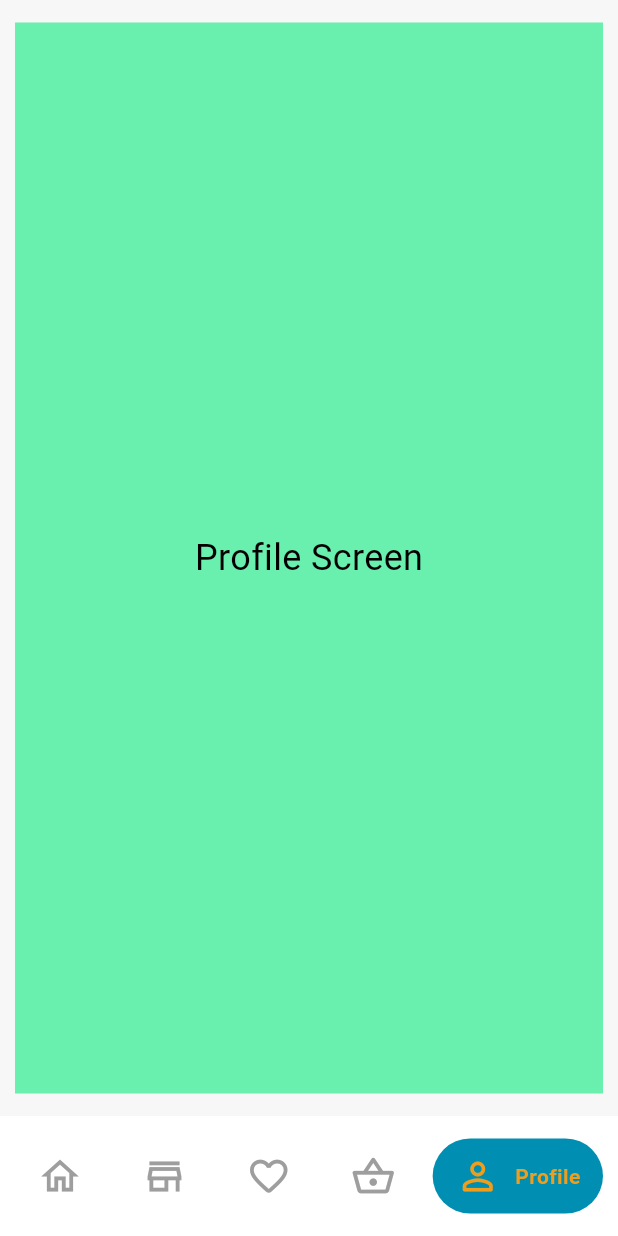
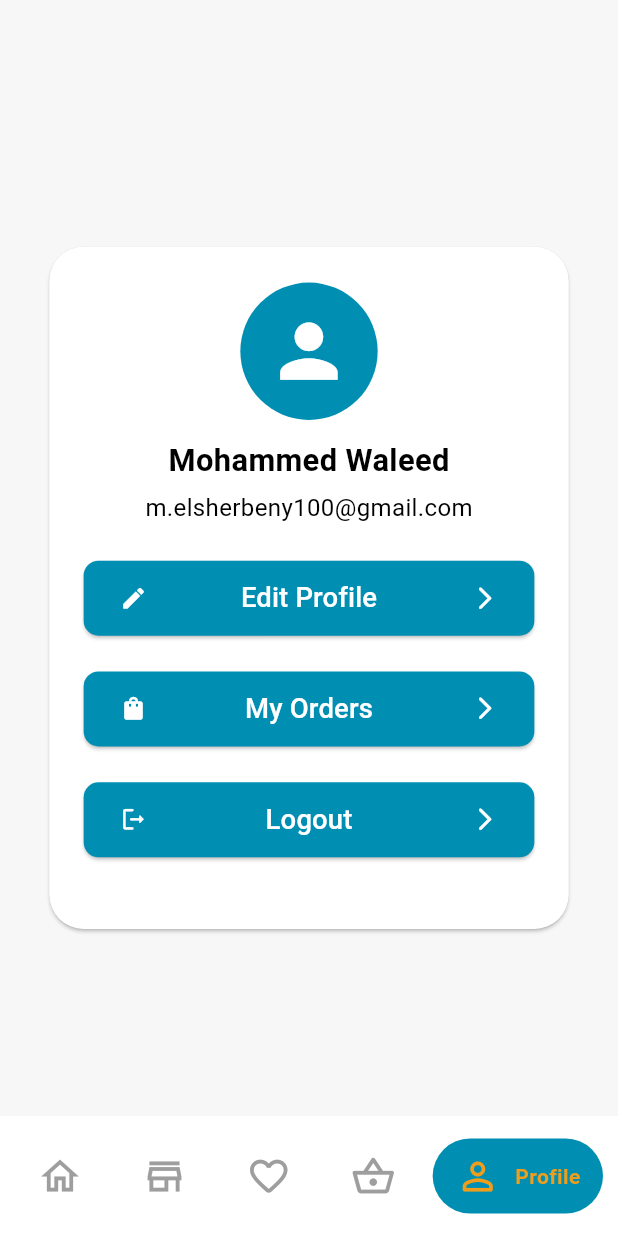
Before and after one commit to M-Waleed-Elsherbeny/E_Commerce_Market, a Flutter app: the MainNavBar screen opened by its route, item 5 of the bottom bar chosen, on a phone screen of 412 x 824 dp. Run offline on Flutter 3.47's test engine with Material 3 defaults, Android fonts, the phone set to English and light mode, and no system bars; drawn by our look-alikes of google_nav_bar; our stand-ins replace cached_network_image, flutter_bloc, flutter_screenutil; network calls fail.

Commit message:
Finished Profile Screen UI

```diff
--- a/lib/screens/auth/UI/forget_password_screen.dart
+++ b/lib/screens/auth/UI/forget_password_screen.dart
@@ -67,8 +67,8 @@ class _ForgetPasswordScreenState extends State<ForgetPasswordScreen> {
                       ),
                       HeightSpacer(height: 10),
                       CustomButton(
-                        deviceWidth: deviceWidth,
-                        deviceHeight: deviceHeight! * 0.05,
+                        buttonWidth: deviceWidth,
+                        buttonHeight: deviceHeight! * 0.05,
                         textButton: "Send Reset Link",
                         onPressed: () {
                           // Handle send reset link action
--- a/lib/screens/auth/UI/login_screen.dart
+++ b/lib/screens/auth/UI/login_screen.dart
@@ -99,8 +99,8 @@ class _LoginScreenState extends State<LoginScreen> {
                       ),
                       HeightSpacer(height: 10),
                       CustomButton(
-                        deviceWidth: deviceWidth,
-                        deviceHeight: deviceHeight! * 0.05,
+                        buttonWidth: deviceWidth,
+                        buttonHeight: deviceHeight! * 0.05,
                         textButton: "Login",
                         onPressed: () {
                           Navigator.pushNamed(context, AppRoutes.mainNavBar);
--- a/lib/screens/auth/UI/signup_screen.dart
+++ b/lib/screens/auth/UI/signup_screen.dart
@@ -92,8 +92,8 @@ class _SignupScreenState extends State<SignupScreen> {
                       ),
                       HeightSpacer(height: 30),
                       CustomButton(
-                        deviceWidth: deviceWidth,
-                        deviceHeight: deviceHeight! * 0.05,
+                        buttonWidth: deviceWidth,
+                        buttonHeight: deviceHeight! * 0.05,
                         textButton: "Sign Up",
                         onPressed: () {},
                       ),
--- a/lib/screens/auth/widgets/custom_button.dart
+++ b/lib/screens/auth/widgets/custom_profile_button.dart
@@ -1,34 +1,39 @@
 import 'package:flutter/material.dart';
+import 'package:flutter_screenutil/flutter_screenutil.dart';
 import 'package:my_e_commerce_app/core/colors/app_colors.dart';
 
-class CustomButton extends StatelessWidget {
-  const CustomButton({
+class CustomProfileButton extends StatelessWidget {
+  const CustomProfileButton({
     super.key,
-    this.deviceWidth,
-    this.deviceHeight,
+    this.buttonWidth,
+    this.buttonHeight,
     required this.textButton,
-    this.onPressed,
+    this.onPressed, this.leftIcon, this.rightIcon,
   });
-  final double? deviceWidth, deviceHeight;
+  final double? buttonWidth, buttonHeight;
   final String textButton;
   final VoidCallback? onPressed;
+  final IconData? leftIcon, rightIcon;
 
   @override
   Widget build(BuildContext context) {
     return ElevatedButton(
       style: ElevatedButton.styleFrom(
-        minimumSize: Size(deviceWidth ?? 50, deviceHeight ?? 50),
+        minimumSize: Size(buttonWidth ?? 50, buttonHeight ?? 50),
         backgroundColor: AppColors.kPrimaryColor,
         shape: RoundedRectangleBorder(borderRadius: BorderRadius.circular(10)),
       ),
       onPressed: onPressed,
-      child: Text(
-        textButton,
-        style: TextStyle(
-          fontSize: 20,
-          fontWeight: FontWeight.bold,
-          color: AppColors.kWhiteColor,
-        ),
+      child: Row(
+        mainAxisAlignment: MainAxisAlignment.spaceBetween,
+        children: [
+          Icon(leftIcon, color: AppColors.kWhiteColor, size: 16.sp),
+          Text(
+            textButton,
+            style: TextStyle(color: AppColors.kWhiteColor, fontSize: 16.sp),
+          ),
+          Icon(rightIcon, color: AppColors.kWhiteColor, size: 16.sp),
+        ],
       ),
     );
   }
--- a/lib/screens/profile/ui/profile_screen.dart
+++ b/lib/screens/profile/ui/profile_screen.dart
@@ -1,15 +1,73 @@
 import 'package:flutter/material.dart';
+import 'package:flutter_screenutil/flutter_screenutil.dart';
+import 'package:my_e_commerce_app/core/colors/app_colors.dart';
+import 'package:my_e_commerce_app/core/widgets/height_spacer.dart';
+import 'package:my_e_commerce_app/screens/auth/widgets/custom_profile_button.dart';
 
 class ProfileScreen extends StatelessWidget {
   const ProfileScreen({super.key});
   @override
   Widget build(BuildContext context) {
-    return Container(
-      color: Colors.greenAccent,
-      child: Center(
-        child: Text(
-          'Profile Screen',
-          style: TextStyle(fontSize: 24, color: Colors.black),
+    return SafeArea(
+      child: SingleChildScrollView(
+        child: Center(
+          heightFactor: 1.5,
+          child: Card(
+            margin: EdgeInsets.symmetric(horizontal: 20.w, vertical: 20.h),
+            color: AppColors.kWhiteColor,
+            shape: RoundedRectangleBorder(
+              borderRadius: BorderRadius.circular(20.r),
+            ),
+            child: Padding(
+              padding: EdgeInsets.symmetric(horizontal: 20.w, vertical: 20.h),
+              child: Column(
+                children: [
+                  CircleAvatar(
+                    backgroundColor: AppColors.kPrimaryColor,
+                    foregroundColor: AppColors.kWhiteColor,
+                    radius: 40.r,
+                    child: Icon(Icons.person, size: 50.sp),
+                  ),
+                  HeightSpacer(height: 10),
+                  Text(
+                    "Mohammed Waleed",
+                    style: TextStyle(
+                      fontSize: 18.sp,
+                      color: Colors.black,
+                      fontWeight: FontWeight.bold,
+                    ),
+                  ),
+                  HeightSpacer(height: 5),
+                  Text(
+                    "m.elsherbeny100@gmail.com",
+                    style: TextStyle(fontSize: 14.sp, color: Colors.black),
+                  ),
+                  HeightSpacer(height: 20),
+                  CustomProfileButton(
+                    textButton: "Edit Profile",
+                    leftIcon: Icons.edit_rounded,
+                    rightIcon: Icons.arrow_forward_ios_rounded,
+                    onPressed: () {},
+                  ),
+                  HeightSpacer(height: 20),
+                  CustomProfileButton(
+                    textButton: "My Orders",
+                    leftIcon: Icons.shopping_bag_rounded,
+                    rightIcon: Icons.arrow_forward_ios_rounded,
+                    onPressed: () {},
+                  ),
+                  HeightSpacer(height: 20),
+                  CustomProfileButton(
+                    textButton: "Logout",
+                    leftIcon: Icons.logout_rounded,
+                    rightIcon: Icons.arrow_forward_ios_rounded,
+                    onPressed: () {},
+                  ),
+                  HeightSpacer(height: 20),
+                ],
+              ),
+            ),
+          ),
         ),
       ),
     );
--- a/lib/screens/store/ui/store_screen.dart
+++ b/lib/screens/store/ui/store_screen.dart
@@ -5,7 +5,6 @@ import 'package:my_e_commerce_app/core/widgets/card_items.dart';
 import 'package:my_e_commerce_app/core/widgets/custom_search_field.dart';
 import 'package:my_e_commerce_app/core/widgets/height_spacer.dart';
 import 'package:my_e_commerce_app/screens/home/models/card_items_model.dart';
-import 'package:my_e_commerce_app/screens/home/models/categories_model.dart';
 
 class StoreScreen extends StatelessWidget {
   const StoreScreen({super.key});
```
